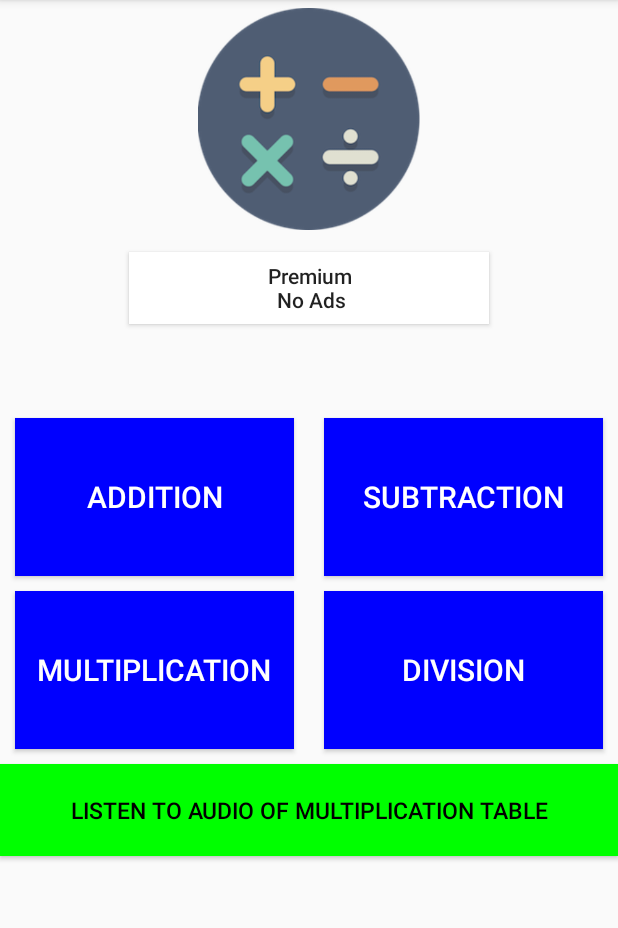
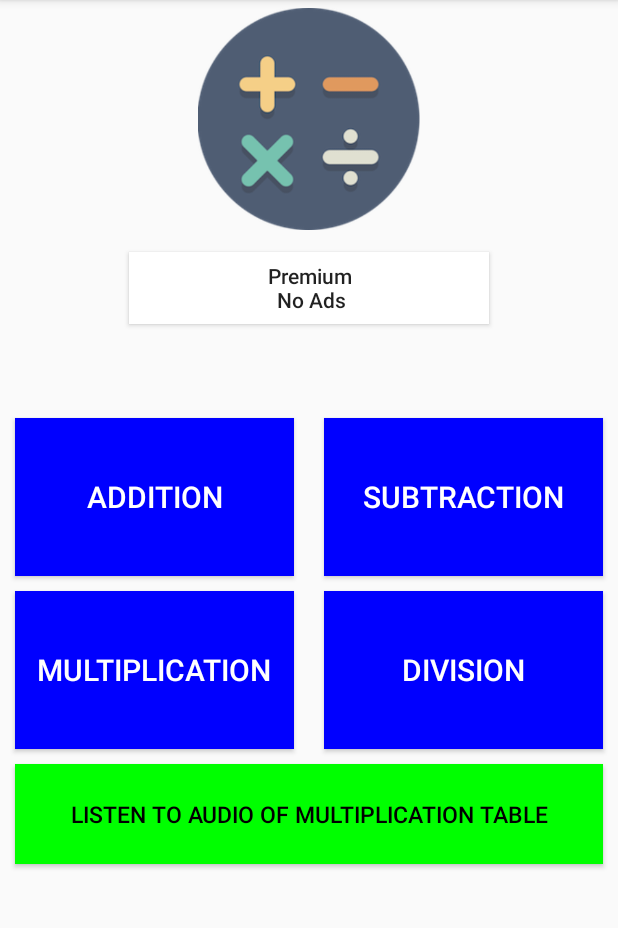
Before and after one commit to kjmfum/simpleArtithmetic, an Android app: the screen it shows after launch (MainActivity), on a phone screen of 412 x 824 dp, the part 84-1012 px from its top. Run offline under Robolectric (Android 15) with nearby library versions, the light colour scheme and no system bars; our stand-ins replace AdMob, Firebase (no records; nobody signed in at launch, a user with empty details on screens opened directly); libraries missing offline, so code that uses them is left out: com.android.billingclient, hotchemi.android.rate; 4 statements that could not run were skipped.

Commit message:
redesign2

```diff
--- a/app/src/main/res/layout/activity_main.xml
+++ b/app/src/main/res/layout/activity_main.xml
@@ -148,7 +148,7 @@
         android:layout_width="0dp"
         android:layout_height="0dp"
         android:layout_marginTop="10dp"
-        android:layout_marginBottom="5dp"
+        android:layout_marginHorizontal="10dp"
         android:onClick="goToAritmetic"
         android:text="LISTEN TO AUDIO OF MULTIPLICATION TABLE"
         android:textColor="@color/black"
```
